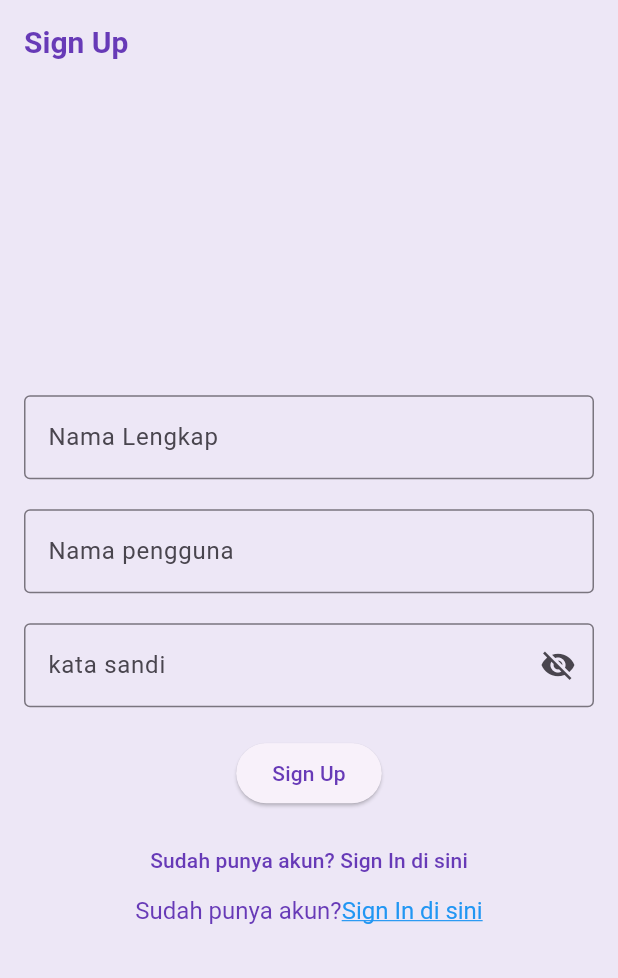
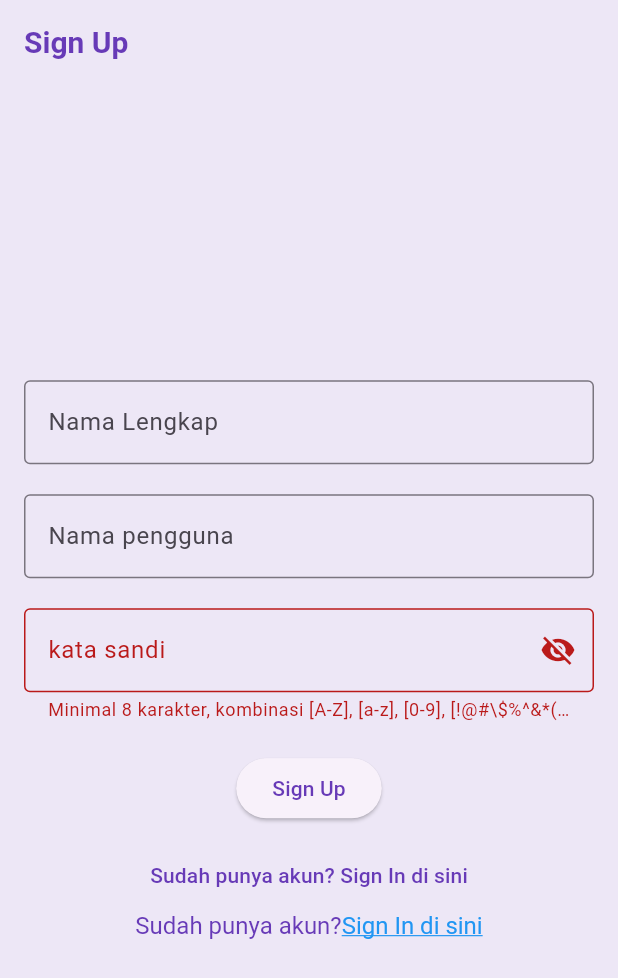
Before and after one commit to MGilangSeftian/Project-wisata-candi-PAB1, a Flutter app: the screen it shows after launch, after a tap on "Sign Up", on a phone screen of 412 x 824 dp. Shown: the top 978 px of the screen. Run offline on Flutter 3.47's test engine with Material 3 defaults, Android fonts, the phone set to English and light mode, and no system bars; our stand-ins replace cached_network_image.

Commit message:
input pengguna

```diff
--- a/wisata_candi/lib/screens/sign_up_screen.dart
+++ b/wisata_candi/lib/screens/sign_up_screen.dart
@@ -35,7 +35,11 @@ class _SignUpScreenState extends State<SignUpScreen> {
       !password.contains(RegExp(r'[A-Z]')) ||
       !password.contains(RegExp(r'[a-z]')) ||
       !password.contains(RegExp(r'[0-9]')) ||
-      !password.contains(RegExp(r'[!@#$%^&*(),.?":{}|<>]')));
+      !password.contains(RegExp(r'[!@#$%^&*(),.?":{}|<>]'))){
+      setState(() {
+        _errorText = 'Minimal 8 karakter, kombinasi [A-Z], [a-z], [0-9], [!@#\\\$%^&*(),.?":{}|<>]';
+      });
+    };
     print('*** Sign Up berhasil');
     print('Nama : $name');
     print('Nama Pengguna : $username');
@@ -105,7 +109,7 @@ class _SignUpScreenState extends State<SignUpScreen> {
                     //   Todo 7. pasang elevated sign in
                     SizedBox(height: 20,),
                     ElevatedButton(
-                        onPressed: (){},
+                        onPressed: (){_signUp();},
                         child: Text("Sign Up")),
                     //   TODO 8. PASANG TEXT BUTTON SIGN UP
                     SizedBox(height: 10,),
```
